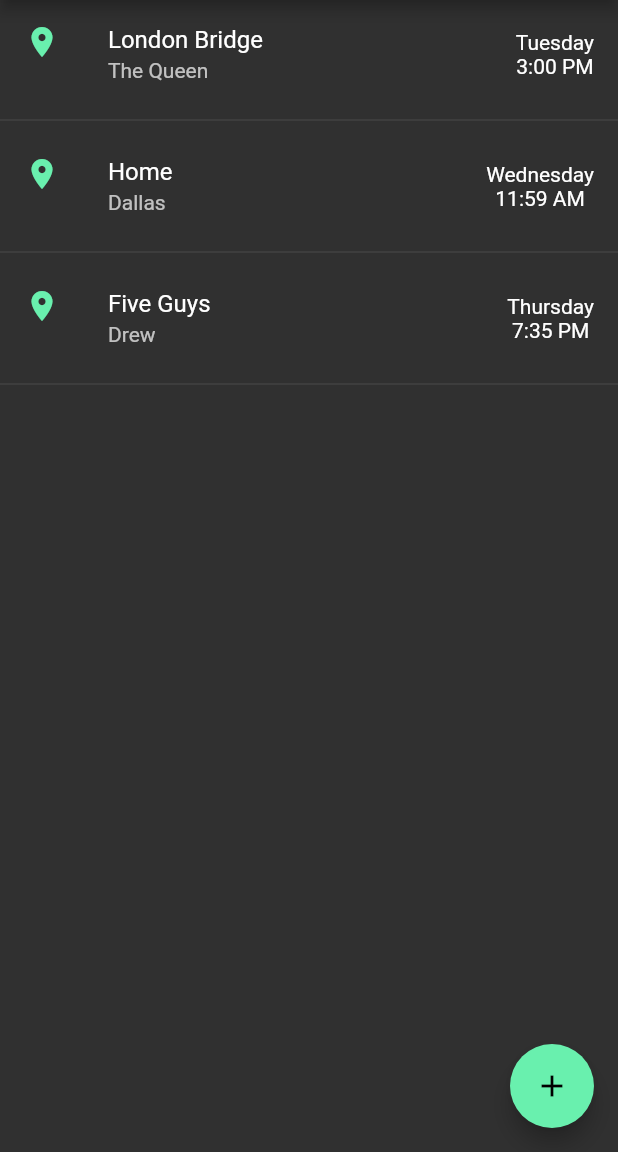
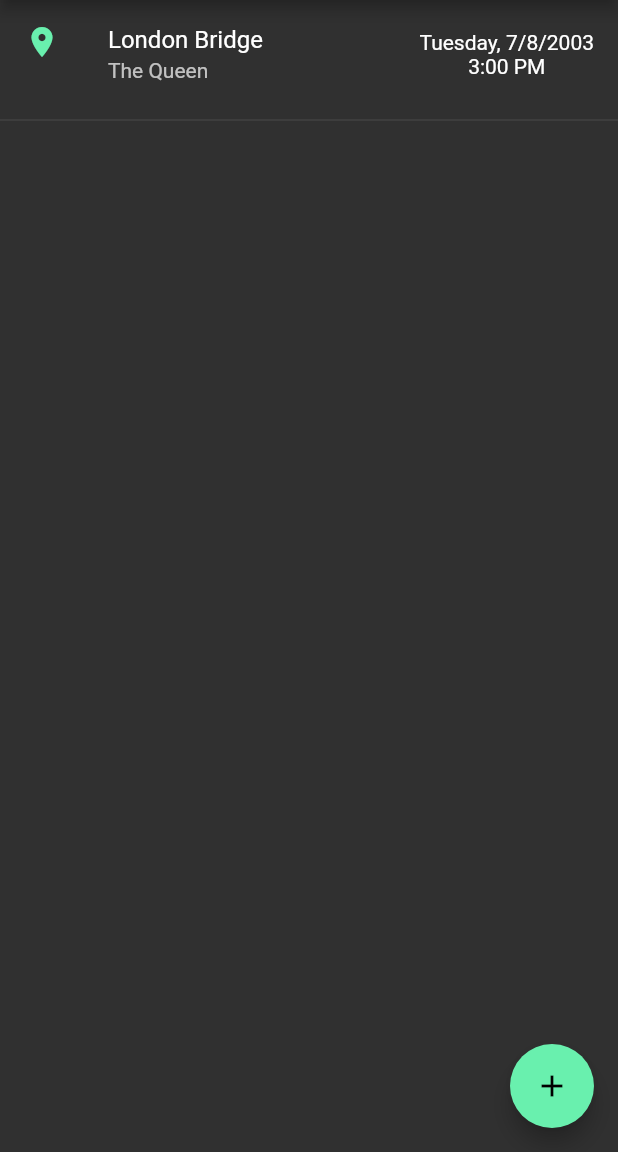
Before and after one commit to dltompki/ContactTracer, a Flutter app: the screen it shows after launch, on a phone screen of 412 x 824 dp, the part 84-1236 px from its top. Run offline on Flutter 3.47's test engine with Material 2 defaults, Android fonts, the phone set to English and light mode, and no system bars.

Commit message:
used utility, time and date now transmitted through base types
- homeList is formatted
- event refactored to reflect usage of base types with getters for formatted version
- added toMap and parse constructor to Event in preparation for SQLite

```diff
--- a/contact_tracer/lib/addEvent.dart
+++ b/contact_tracer/lib/addEvent.dart
@@ -16,10 +16,10 @@ class AddEvent extends StatefulWidget {
 class _AddEventState extends State<AddEvent> {
   static String _inputLocation;
   static String _inputPerson;
-  static String _inputDate;
-  static String _inputTime;
+  static DateTime _inputDate;
+  static TimeOfDay _inputTime;
 
-  static void updateInputDateAndTime({String inputDate, String inputTime}) {
+  static void updateInputDateAndTime({DateTime inputDate, TimeOfDay inputTime}) {
     if (inputTime != null) {
       _inputTime = inputTime;
     }
--- a/contact_tracer/lib/event.dart
+++ b/contact_tracer/lib/event.dart
@@ -1,9 +1,36 @@
+import 'package:flutter/material.dart';
+import 'utility.dart';
+
 class Event {
-  final String location, person, date, time;
+  final String location, person;
+  final DateTime date;
+  final TimeOfDay time;
 
-  Event(String location, String person, String date, String time)
+  Utility util = Utility();
+
+  Event(String location, String person, DateTime date, TimeOfDay time)
       : this.location = location,
         this.person = person,
         this.date = date,
-        this.time = time ;
+        this.time = time;
+
+  Event.parse(Map<String, dynamic> map)
+      : this.location = map['location'],
+        this.person = map['person'],
+        this.date = DateTime.parse(map['date']),
+        this.time = TimeOfDay(
+            hour: int.parse(map['hour']), minute: int.parse(map['minute']));
+
+  String get formatDate => util.formatDate(date);
+  String get formatTime => util.formatTime(time);
+
+  Map<String, dynamic> toMap() {
+    return {
+      'location': location,
+      'person': person,
+      'date': date.toIso8601String(),
+      'hour': '${time.hour}',
+      'minute': '${time.minute}',
+    };
+  }
 }
--- a/contact_tracer/lib/homeList.dart
+++ b/contact_tracer/lib/homeList.dart
@@ -3,6 +3,7 @@ import 'event.dart';
 import 'details.dart';
 import 'addEvent.dart';
 import 'contactTracer.dart';
+import 'utility.dart';
 
 class HomeList extends StatefulWidget {
   @override
@@ -11,25 +12,31 @@ class HomeList extends StatefulWidget {
 
 class _HomeListState extends State<HomeList> {
   List<Event> eventList = [
-    Event('London Bridge', 'The Queen', 'Tuesday', '3:00 PM'),
-    Event('Home', 'Dallas', 'Wednesday', '11:59 AM'),
-    Event('Five Guys', 'Drew', 'Thursday', '7:35 PM'),
+    Event('London Bridge', 'The Queen', DateTime(2003, 7, 8),
+        TimeOfDay(hour: 15, minute: 0)),
   ];
 
   @override
   Widget build(BuildContext context) {
-    return Scaffold(
-      appBar: AppBar(
-        title: Text('Contact Tracer Events'),
+    void _pushDetails(Event e) {
+      Navigator.of(context).push(new Details(context, event: e).getRoute());
+    }
+
+    Utility util = Utility();
+
+    Widget _rowFactory(Event e) {
+      return ListTile(
+        leading: Icon(Icons.place, color: accentColor),
+        title: Text(e.location),
+        subtitle: Text(e.person),
+        trailing: Column(
+          mainAxisAlignment: MainAxisAlignment.center,
+          children: [
+            Text(e.formatDate),
+            Text(e.formatTime),
+          ],
         ),
-      body: ListView(
-        children: _buildRows(eventList),
-      ),
-      floatingActionButton: FloatingActionButton(
-        tooltip: 'Add New Event',
-        child: Icon(Icons.add),
-        onPressed: _pushAddEvent,
-      ),
+        onTap: () => {_pushDetails(e)},
       );
     }
 
@@ -42,26 +49,6 @@ class _HomeListState extends State<HomeList> {
       }
 
       return rows;
-  }
-
-  Widget _rowFactory(Event e) {
-    return ListTile(
-      leading: Icon(Icons.place, color: accentColor),
-      title: Text(e.location),
-      subtitle: Text(e.person),
-      trailing: Column(
-        mainAxisAlignment: MainAxisAlignment.center,
-        children: [
-          Text(e.date),
-          Text(e.time),
-        ],
-      ),
-      onTap: () => {_pushDetails(e)},
-    );
-  }
-
-  void _pushDetails(Event e) {
-    Navigator.of(context).push(new Details(context, event: e).getRoute());
     }
 
     void addEventToList(Event e) {
@@ -79,4 +66,19 @@ class _HomeListState extends State<HomeList> {
         ),
       );
     }
+
+    return Scaffold(
+      appBar: AppBar(
+        title: Text('Contact Tracer Events'),
+      ),
+      body: ListView(
+        children: _buildRows(eventList),
+      ),
+      floatingActionButton: FloatingActionButton(
+        tooltip: 'Add New Event',
+        child: Icon(Icons.add),
+        onPressed: _pushAddEvent,
+      ),
+    );
   }
+}
```
Also changed, not shown: contact_tracer/lib/addDateAndTime.dart (+6 -10 lines), contact_tracer/lib/details.dart (+11 -1 lines). Lines whose indentation alone changed are shown as unchanged.
